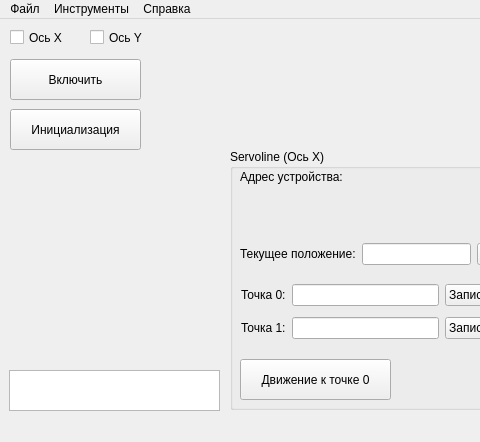
Before: the Qt Designer form mainwindow.ui in VladimirR46/PharmacyRobot, drawn with Qt 5; both pictures show x 0 to 480 and y 0 to 442 of the 746 by 442 pixel window.
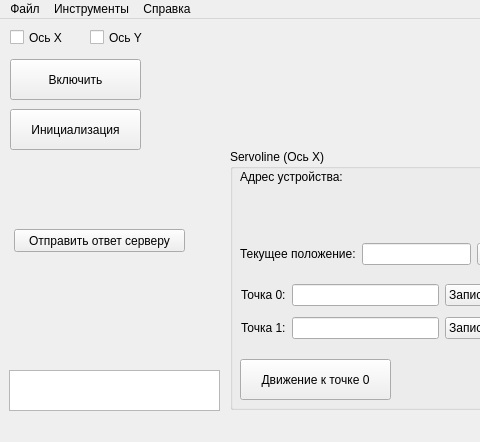
After: the same form once the commit is applied. Icons and pictures are not drawn.

Commit message: Добавил ответ серверу

```diff
--- a/mainwindow.ui
+++ b/mainwindow.ui
@@ -305,6 +305,19 @@
      </size>
     </property>
    </widget>
+   <widget class="QPushButton" name="pushButton">
+    <property name="geometry">
+     <rect>
+      <x>14</x>
+      <y>210</y>
+      <width>171</width>
+      <height>23</height>
+     </rect>
+    </property>
+    <property name="text">
+     <string>Отправить ответ серверу</string>
+    </property>
+   </widget>
   </widget>
   <widget class="QMenuBar" name="menubar">
    <property name="geometry">
```
The commit also changes 4 other files.
